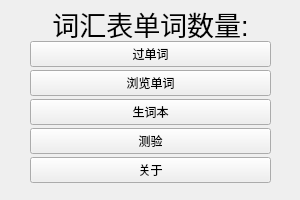
First picture: the form in main.ui, repository clear-sea/MemoriseWords, before the edit.
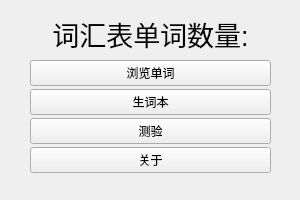
Second picture: the form after the edit. Icons and pictures are not drawn.

```diff
--- a/main.ui
+++ b/main.ui
@@ -26,7 +26,7 @@
      <height>203</height>
     </rect>
    </property>
-   <layout class="QVBoxLayout" name="verticalLayout" stretch="3,0,3,3,3,3">
+   <layout class="QVBoxLayout" name="verticalLayout" stretch="3,3,3,3,3">
     <property name="spacing">
      <number>3</number>
     </property>
@@ -40,7 +40,7 @@
      <number>30</number>
     </property>
     <property name="bottomMargin">
-     <number>20</number>
+     <number>30</number>
     </property>
     <item>
      <widget class="QLabel" name="label">
@@ -57,17 +57,6 @@
       </property>
      </widget>
     </item>
-    <item>
-     <widget class="QPushButton" name="pushButton_5">
-      <property name="text">
-       <string>过单词</string>
-      </property>
-      <property name="icon">
-       <iconset resource="resource.qrc">
-        <normaloff>:/images/images/memorize.png</normaloff>:/images/images/memorize.png</iconset>
-      </property>
-     </widget>
-    </item>
     <item>
      <widget class="QPushButton" name="pushButton_4">
       <property name="text">
@@ -82,7 +71,7 @@
     <item>
      <widget class="QPushButton" name="pushButton_3">
       <property name="text">
-       <string>生词本</string>
+       <string> 生词本 </string>
       </property>
       <property name="icon">
        <iconset resource="resource.qrc">
@@ -93,7 +82,7 @@
     <item>
      <widget class="QPushButton" name="pushButton_2">
       <property name="text">
-       <string>测验</string>
+       <string>  测验  </string>
       </property>
       <property name="icon">
        <iconset resource="resource.qrc">
@@ -104,7 +93,11 @@
     <item>
      <widget class="QPushButton" name="pushButton_1">
       <property name="text">
-       <string>关于</string>
+       <string>  关于  </string>
+      </property>
+      <property name="icon">
+       <iconset resource="resource.qrc">
+        <normaloff>:/images/images/about.png</normaloff>:/images/images/about.png</iconset>
       </property>
      </widget>
     </item>
```
